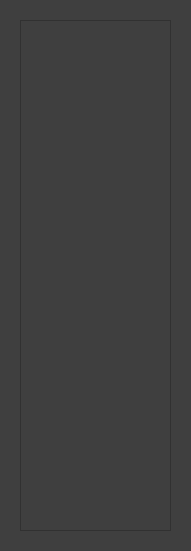
This is src/templates/apres_ops.ui in DanilloMLS/lepee as Qt 5 draws it before an edit. The edited form follows.
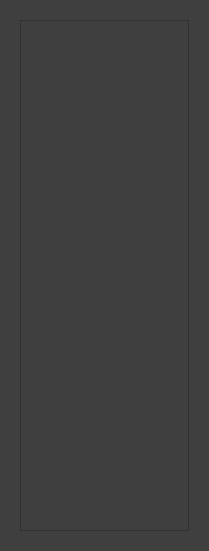
This is the edited form.

What changed in the file:
```diff
--- a/src/templates/apres_ops.ui
+++ b/src/templates/apres_ops.ui
@@ -6,7 +6,7 @@
    <rect>
     <x>0</x>
     <y>0</y>
-    <width>191</width>
+    <width>209</width>
     <height>551</height>
    </rect>
   </property>
@@ -33,7 +33,7 @@
           <rect>
            <x>0</x>
            <y>0</y>
-           <width>153</width>
+           <width>171</width>
            <height>513</height>
           </rect>
          </property>
```
